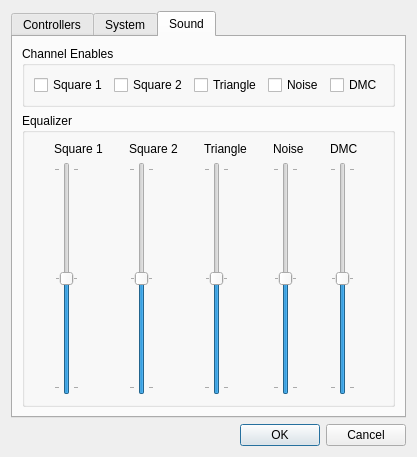
First picture: the form in emulatorprefsdialog.ui, repository christopherpow/nesicide, before the edit.
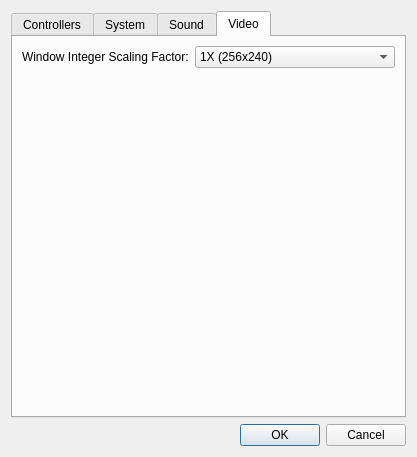
Second picture: the form after the edit. Icons and pictures are not drawn. Custom widgets are drawn as their Qt base class.

Commit message: Adding integer scaling video settings to Emulator Preferences

```diff
--- a/emulatorprefsdialog.ui
+++ b/emulatorprefsdialog.ui
@@ -6,7 +6,7 @@
    <rect>
     <x>0</x>
     <y>0</y>
-    <width>370</width>
+    <width>372</width>
     <height>457</height>
    </rect>
   </property>
@@ -17,7 +17,7 @@
    <item>
     <widget class="QTabWidget" name="tabWidget">
      <property name="currentIndex">
-      <number>2</number>
+      <number>3</number>
      </property>
      <widget class="QWidget" name="controllers">
       <attribute name="title">
@@ -547,6 +547,44 @@
        </item>
       </layout>
      </widget>
+     <widget class="QWidget" name="tab">
+      <attribute name="title">
+       <string>Video</string>
+      </attribute>
+      <layout class="QFormLayout" name="formLayout_2">
+       <item row="0" column="0">
+        <widget class="QLabel" name="label_16">
+         <property name="text">
+          <string>Window Integer Scaling Factor:</string>
+         </property>
+        </widget>
+       </item>
+       <item row="0" column="1">
+        <widget class="QComboBox" name="scalingFactor">
+         <item>
+          <property name="text">
+           <string>1X (256x240)</string>
+          </property>
+         </item>
+         <item>
+          <property name="text">
+           <string>2X (512x480)</string>
+          </property>
+         </item>
+         <item>
+          <property name="text">
+           <string>3X (768x720)</string>
+          </property>
+         </item>
+         <item>
+          <property name="text">
+           <string>4X (1024x960)</string>
+          </property>
+         </item>
+        </widget>
+       </item>
+      </layout>
+     </widget>
     </widget>
    </item>
    <item>
```
The commit also changes 4 other files.
